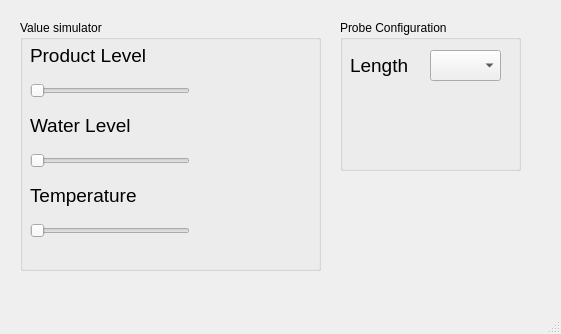
Above: mainwindow.ui from gastonvallasciani/Simulador-de-sonda before the change. Below: the same form after it.
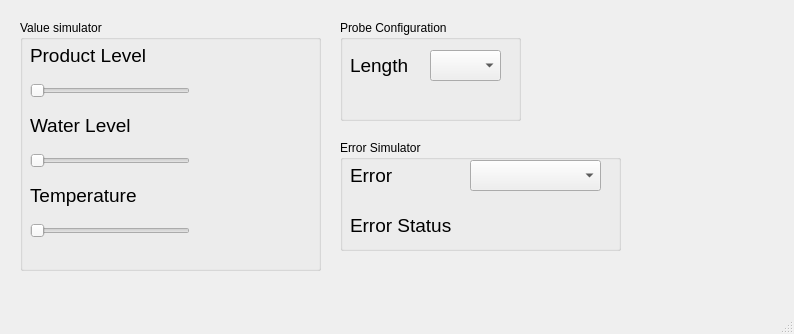
That is the form after the change.

Commit message: Se agrega la simulacion de error de la sonda y la muestra con el string en color

Diff of the .ui file:
```diff
--- a/mainwindow.ui
+++ b/mainwindow.ui
@@ -6,7 +6,7 @@
    <rect>
     <x>0</x>
     <y>0</y>
-    <width>561</width>
+    <width>794</width>
     <height>334</height>
    </rect>
   </property>
@@ -198,7 +198,7 @@
       <x>340</x>
       <y>20</y>
       <width>181</width>
-      <height>151</height>
+      <height>101</height>
      </rect>
     </property>
     <property name="title">
@@ -236,6 +236,92 @@
      </property>
     </widget>
    </widget>
+   <widget class="QGroupBox" name="ErrorSimulator">
+    <property name="geometry">
+     <rect>
+      <x>340</x>
+      <y>140</y>
+      <width>281</width>
+      <height>111</height>
+     </rect>
+    </property>
+    <property name="title">
+     <string>Error Simulator</string>
+    </property>
+    <widget class="QComboBox" name="error">
+     <property name="geometry">
+      <rect>
+       <x>130</x>
+       <y>20</y>
+       <width>131</width>
+       <height>31</height>
+      </rect>
+     </property>
+    </widget>
+    <widget class="QLabel" name="errorLabel">
+     <property name="geometry">
+      <rect>
+       <x>10</x>
+       <y>20</y>
+       <width>101</width>
+       <height>31</height>
+      </rect>
+     </property>
+     <property name="font">
+      <font>
+       <family>Arial</family>
+       <pointsize>14</pointsize>
+       <weight>50</weight>
+       <bold>false</bold>
+      </font>
+     </property>
+     <property name="text">
+      <string>Error</string>
+     </property>
+    </widget>
+    <widget class="QLabel" name="errorStatusLabel">
+     <property name="geometry">
+      <rect>
+       <x>10</x>
+       <y>70</y>
+       <width>101</width>
+       <height>31</height>
+      </rect>
+     </property>
+     <property name="font">
+      <font>
+       <family>Arial</family>
+       <pointsize>14</pointsize>
+       <weight>50</weight>
+       <bold>false</bold>
+      </font>
+     </property>
+     <property name="text">
+      <string>Error Status</string>
+     </property>
+    </widget>
+    <widget class="QLabel" name="errorStatusShowLabel">
+     <property name="geometry">
+      <rect>
+       <x>130</x>
+       <y>70</y>
+       <width>131</width>
+       <height>31</height>
+      </rect>
+     </property>
+     <property name="font">
+      <font>
+       <family>Arial</family>
+       <pointsize>14</pointsize>
+       <weight>50</weight>
+       <bold>false</bold>
+      </font>
+     </property>
+     <property name="text">
+      <string/>
+     </property>
+    </widget>
+   </widget>
   </widget>
   <widget class="QMenuBar" name="menubar">
    <property name="geometry">
```
Left out of the diff: 2 changed lines with no effect on the pictures. The commit also changes 4 other files.
